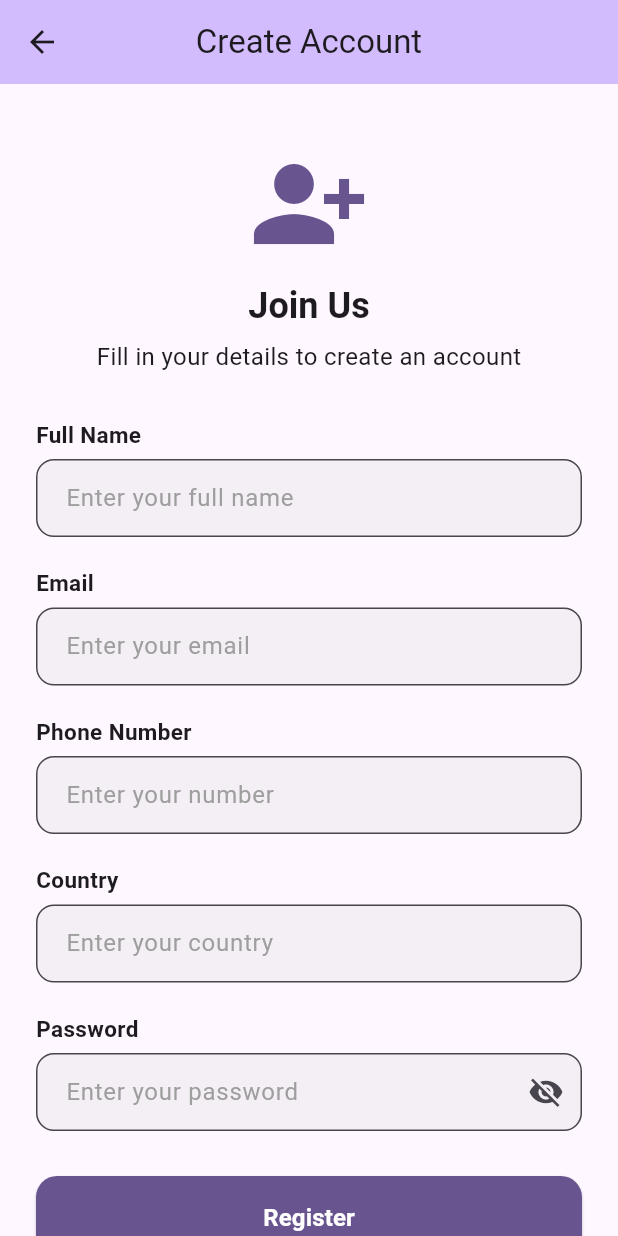
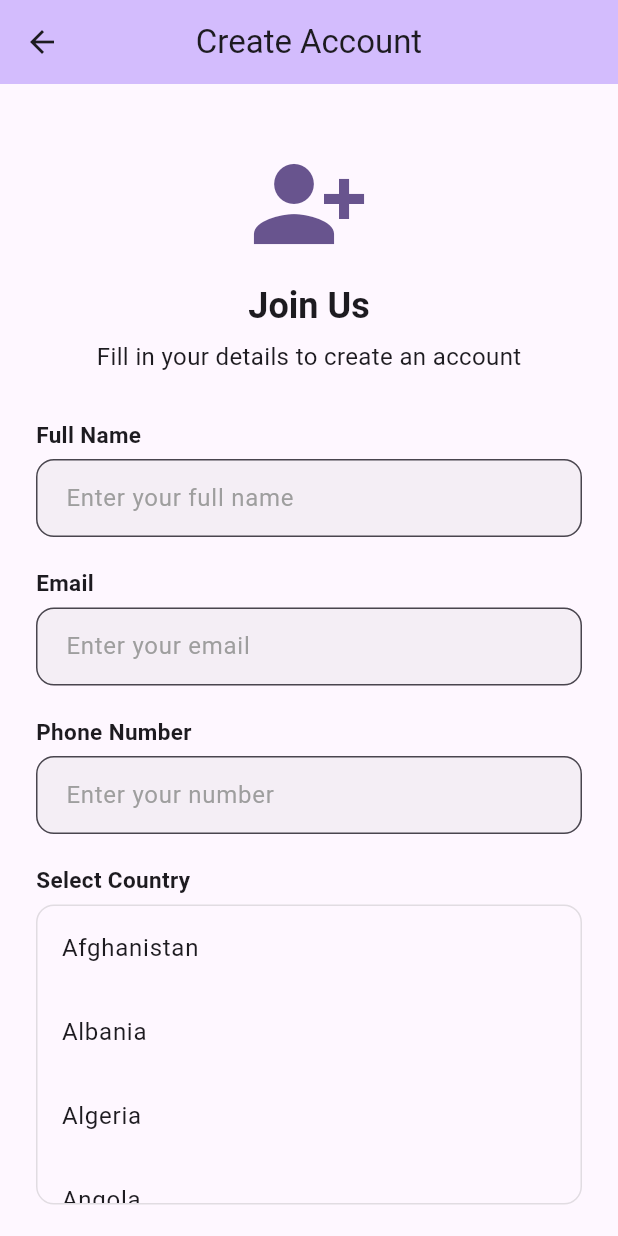
Before and after one commit to Christophenass/RestaurantMobileApp, a Flutter app: the Registration screen opened by its route, on a phone screen of 412 x 824 dp. Run offline on Flutter 3.47's test engine with Material 3 defaults, Android fonts, the phone set to English and light mode, and no system bars; our stand-ins replace firebase_auth, firebase_core, get; accounts and stored records are empty.

Commit message:
Added country dropdown to registration form

```diff
--- a/lib/views/Registration.dart
+++ b/lib/views/Registration.dart
@@ -3,8 +3,89 @@ import 'package:get/get.dart';
 import '../controller/RegistrationController.dart';
 
 class Registration extends GetView<RegistrationController> {
+  final RxBool _obscurePassword = true.obs;
 
-  final RxBool _obscurePassword = true.obs;
+  final List<String> countries = [
+    'Afghanistan',
+    'Albania',
+    'Algeria',
+    'Angola',
+    'Argentina',
+    'Australia',
+    'Austria',
+    'Bangladesh',
+    'Belgium',
+    'Bolivia',
+    'Brazil',
+    'Bulgaria',
+    'Cambodia',
+    'Cameroon',
+    'Canada',
+    'Chile',
+    'China',
+    'Colombia',
+    'Costa Rica',
+    'Croatia',
+    'Cuba',
+    'Czech Republic',
+    'Denmark',
+    'Ecuador',
+    'Egypt',
+    'Ethiopia',
+    'Finland',
+    'France',
+    'Germany',
+    'Greece',
+    'Hungary',
+    'Iceland',
+    'India',
+    'Indonesia',
+    'Iran',
+    'Iraq',
+    'Ireland',
+    'Israel',
+    'Italy',
+    'Japan',
+    'Jordan',
+    'Kazakhstan',
+    'Kenya',
+    'Kuwait',
+    'Lebanon',
+    'Libya',
+    'Malaysia',
+    'Mexico',
+    'Morocco',
+    'Nepal',
+    'Netherlands',
+    'New Zealand',
+    'Nigeria',
+    'Norway',
+    'Pakistan',
+    'Panama',
+    'Peru',
+    'Philippines',
+    'Poland',
+    'Portugal',
+    'Qatar',
+    'Romania',
+    'Russia',
+    'Saudi Arabia',
+    'Singapore',
+    'South Africa',
+    'South Korea',
+    'Spain',
+    'Sweden',
+    'Switzerland',
+    'Syria',
+    'Thailand',
+    'Turkey',
+    'Ukraine',
+    'United Arab Emirates',
+    'United Kingdom',
+    'United States',
+    'Vietnam',
+  ];
+  final RxString selectedCountry = ''.obs;
 
   Registration({Key? key}) : super(key: key);
 
@@ -55,11 +136,7 @@ class Registration extends GetView<RegistrationController> {
                     ),
                     const SizedBox(height: 20),
 
-                    _buildField(
-                      label: "Country",
-                      hint: "Enter your country",
-                      controller: controller.countryCtrl,
-                    ),
+                    _buildCountryList(),
                     const SizedBox(height: 20),
 
                     _buildPasswordField(),
@@ -224,4 +301,40 @@ class Registration extends GetView<RegistrationController> {
       ],
     );
   }
+
+  Widget _buildCountryList() {
+    return Column(
+      crossAxisAlignment: CrossAxisAlignment.start,
+      children: [
+        const Text(
+          "Select Country",
+          style: TextStyle(fontWeight: FontWeight.w600, fontSize: 15),
+        ),
+        const SizedBox(height: 6),
+        Container(
+          height: 200, // Fixed height for the ListView
+          decoration: BoxDecoration(
+            border: Border.all(color: Colors.grey.withOpacity(0.3)),
+            borderRadius: BorderRadius.circular(12),
+          ),
+          child: ListView.builder(
+            itemCount: countries.length,
+            itemBuilder: (context, index) {
+              return Obx(
+                () => ListTile(
+                  title: Text(countries[index]),
+                  selected: selectedCountry.value == countries[index],
+                  selectedTileColor: Colors.deepPurple.withOpacity(0.1),
+                  onTap: () {
+                    selectedCountry.value = countries[index];
+                    controller.countryCtrl.text = countries[index];
+                  },
+                ),
+              );
+            },
+          ),
+        ),
+      ],
+    );
+  }
 }
```
